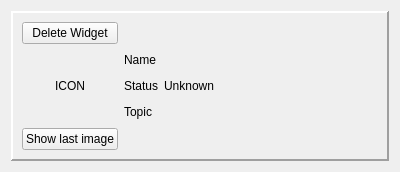
EduardFrlicka/ICP-Projekt, file src/application/ui/camera_widget.ui: the form before one commit.
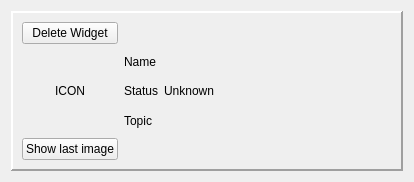
The form after the commit.

What changed in the file:
```diff
--- a/src/application/ui/camera_widget.ui
+++ b/src/application/ui/camera_widget.ui
@@ -6,8 +6,8 @@
    <rect>
     <x>0</x>
     <y>0</y>
-    <width>400</width>
-    <height>172</height>
+    <width>414</width>
+    <height>182</height>
    </rect>
   </property>
   <property name="windowTitle">
@@ -92,6 +92,12 @@
         </item>
         <item row="1" column="0">
          <widget class="QLabel" name="icon_label">
+          <property name="minimumSize">
+           <size>
+            <width>75</width>
+            <height>75</height>
+           </size>
+          </property>
           <property name="text">
            <string>ICON</string>
           </property>
```
